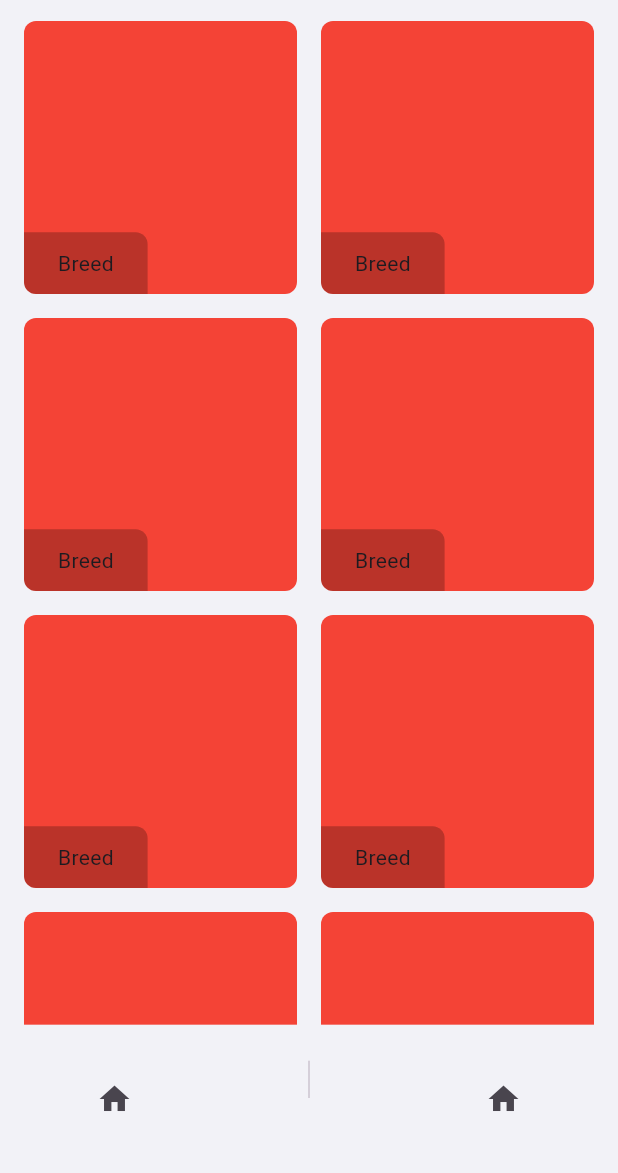
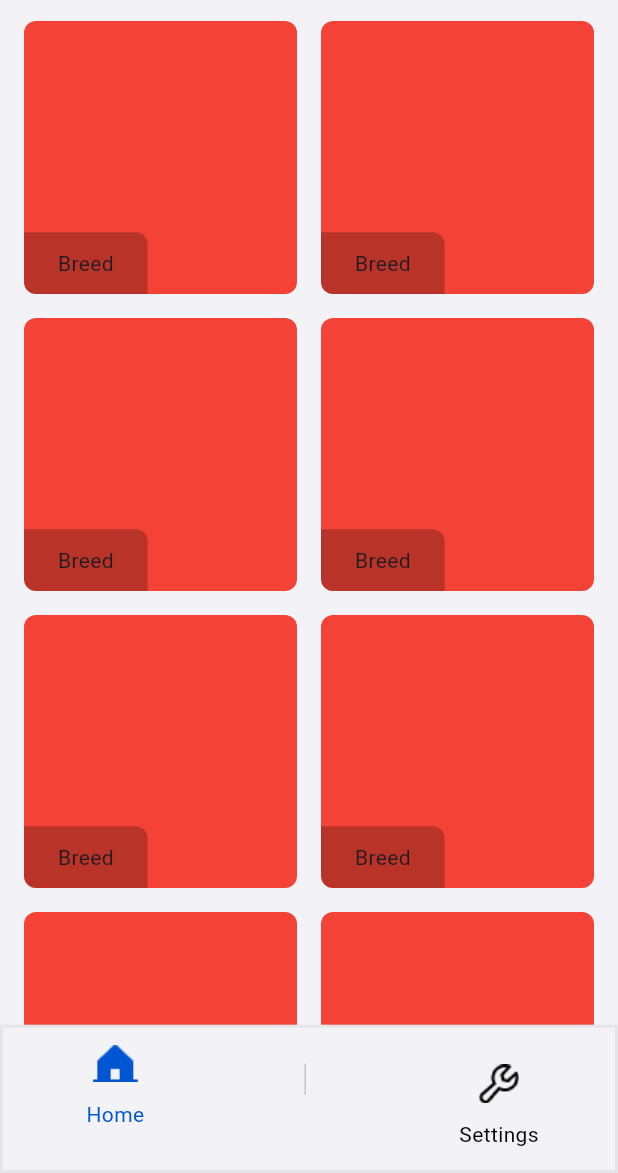
Before and after one commit to erenincesu10/dog_app, a Flutter app: the screen it shows after launch, on a phone screen of 412 x 824 dp, the part 63-1236 px from its top. Run offline on Flutter 3.47's test engine with Material 3 defaults, Android fonts, the phone set to English and light mode, and no system bars; our stand-ins replace bloc, equatable, flutter_bloc, get_it.

Commit message:
views merged in main

```diff
--- a/lib/app/core/constants/color_constant.dart
+++ b/lib/app/core/constants/color_constant.dart
@@ -2,4 +2,6 @@ import 'package:flutter/material.dart';
 
 class ColorConstant {
   static const Color primaryColor = Color.fromRGBO(242, 242, 247, 1);
+  static const Color cTextBlue = Color.fromRGBO(0, 85, 211, 1);
+  static const Color cBorderGray = Color.fromRGBO(229, 229, 234, 1);
 }
--- a/lib/app/core/get_it/get_it.dart
+++ b/lib/app/core/get_it/get_it.dart
@@ -1,3 +1,4 @@
+import 'package:dog_app/app/presentation/main/bloc/main_bloc.dart';
 import 'package:dog_app/app/presentation/settings/bloc/settings_bloc.dart';
 import 'package:get_it/get_it.dart';
 
@@ -28,5 +29,11 @@ void setupDatasource() {
 }
 
 void setupBLoC() {
-  getIt.registerLazySingleton<SettingsBloc>(() => SettingsBloc());
+  getIt
+    ..registerLazySingleton<SettingsBloc>(
+      () => SettingsBloc(),
+    )
+    ..registerLazySingleton<MainBloc>(
+      () => MainBloc(),
+    );
 }
--- a/lib/app/presentation/home/bloc/home_bloc.dart
+++ b/lib/app/presentation/home/bloc/home_bloc.dart
@@ -7,7 +7,6 @@ part 'home_state.dart';
 class HomeBloc extends Bloc<HomeEvent, HomeState> {
   HomeBloc() : super(HomeInitial()) {
     on<HomeEvent>((event, emit) {
-      // TODO: implement event handler
     });
   }
 }
--- a/lib/app/presentation/home/home_view.dart
+++ b/lib/app/presentation/home/home_view.dart
@@ -1,7 +1,5 @@
-import 'package:dog_app/app/core/constants/color_constant.dart';
 import 'package:dog_app/app/core/extensions/build_context_extensions.dart';
 import 'package:dog_app/app/presentation/home/widgets/grid_container.dart';
-import 'package:dog_app/app/presentation/home/widgets/home_appbar.dart';
 import 'package:flutter/material.dart';
 
 class HomeView extends StatefulWidget {
@@ -14,50 +12,15 @@ class HomeView extends StatefulWidget {
 class _HomeViewState extends State<HomeView> {
   @override
   Widget build(BuildContext context) {
-    return Scaffold(
-      appBar: const HomeAppbar(),
-      body: SizedBox(
-        width: context.width,
-        height: context.height,
-        child: Stack(
-          children: [
-            GridView.builder(
-              padding: EdgeInsets.symmetric(horizontal: 16),
-              itemCount: 10,
-              gridDelegate: SliverGridDelegateWithFixedCrossAxisCount(
-                  crossAxisCount: 2, mainAxisSpacing: 16, crossAxisSpacing: 16),
-              itemBuilder: (context, index) => GridContainer(),
-            ),
-            Align(
-              alignment: Alignment.bottomCenter,
-              child: Container(
-                width: context.width,
-                height: context.height * 0.12,
-                decoration: BoxDecoration(
-                  color: ColorConstant.primaryColor,
-                ),
-                child: Row(
-                  mainAxisAlignment: MainAxisAlignment.spaceAround,
-                  children: [
-                    IconButton(
-                      onPressed: () {},
-                      icon: Icon(Icons.home),
-                    ),
-                    const VerticalDivider(
-                      width: 2,
-                      indent: 24,
-                      endIndent: 50,
-                    ),
-                    IconButton(
-                      onPressed: () {},
-                      icon: Icon(Icons.home),
-                    ),
-                  ],
-                ),
-              ),
-            ),
-          ],
-        ),
+    return SizedBox(
+      width: context.width,
+      height: context.height,
+      child: GridView.builder(
+        padding: const EdgeInsets.symmetric(horizontal: 16),
+        itemCount: 10,
+        gridDelegate: const SliverGridDelegateWithFixedCrossAxisCount(
+            crossAxisCount: 2, mainAxisSpacing: 16, crossAxisSpacing: 16),
+        itemBuilder: (context, index) => const GridContainer(),
       ),
     );
   }
--- a/lib/app/presentation/home/widgets/alert_container.dart
+++ b/lib/app/presentation/home/widgets/alert_container.dart
@@ -14,7 +14,7 @@ class _AlertContainerState extends State<AlertContainer> {
     return AlertDialog(
       shape: RoundedRectangleBorder(borderRadius: BorderRadius.circular(12)),
       contentPadding: EdgeInsets.zero,
-      content: Container(
+      content: SizedBox(
         width: context.width * 0.8,
         height: context.height * 0.8,
         child: Column(
@@ -22,7 +22,7 @@ class _AlertContainerState extends State<AlertContainer> {
             Container(
               width: context.width * 0.8,
               height: context.height * 0.3,
-              decoration: BoxDecoration(
+              decoration: const BoxDecoration(
                 borderRadius: BorderRadius.only(
                   topLeft: Radius.circular(12),
                   topRight: Radius.circular(12),
@@ -34,7 +34,7 @@ class _AlertContainerState extends State<AlertContainer> {
                 onPressed: () {
                   Navigator.pop(context);
                 },
-                icon: Icon(Icons.close),
+                icon: const Icon(Icons.close),
               ),
             ),
           ],
--- /dev/null
+++ b/lib/app/presentation/main/bloc/main_bloc.dart
@@ -0,0 +1,23 @@
+import 'package:bloc/bloc.dart';
+import 'package:equatable/equatable.dart';
+
+part 'main_event.dart';
+part 'main_state.dart';
+
+class MainBloc extends Bloc<MainEvent, MainState> {
+  MainBloc()
+      : super(MainState(
+          selectedIndex: 0,
+        )) {
+    on<MainEvent>((event, emit) {
+      // TODO: implement event handler
+    });
+    on<SelectIndexEvent>(_setSelectedIndex);
+  }
+
+  void _setSelectedIndex(SelectIndexEvent event, Emitter<MainState> emit) {
+    emit(
+      state.copyWith(selectedIndex: event.selectedIndex),
+    );
+  }
+}
--- /dev/null
+++ b/lib/app/presentation/main/bloc/main_event.dart
@@ -0,0 +1,20 @@
+part of 'main_bloc.dart';
+
+sealed class MainEvent extends Equatable {
+  const MainEvent();
+
+  @override
+  List<Object> get props => [];
+}
+
+class SelectIndexEvent extends MainEvent {
+  final int selectedIndex;
+  const SelectIndexEvent({
+    required this.selectedIndex,
+  });
+
+  @override
+  List<Object> get props => [
+        selectedIndex,
+      ];
+}
--- /dev/null
+++ b/lib/app/presentation/main/bloc/main_state.dart
@@ -0,0 +1,21 @@
+part of 'main_bloc.dart';
+
+class MainState extends Equatable {
+  final int selectedIndex;
+  const MainState({
+    required this.selectedIndex,
+  });
+
+  MainState copyWith({
+    int? selectedIndex,
+  }) {
+    return MainState(
+      selectedIndex: selectedIndex ?? this.selectedIndex,
+    );
+  }
+
+  @override
+  List<Object> get props => [
+        selectedIndex,
+      ];
+}
--- /dev/null
+++ b/lib/app/presentation/main/main_view.dart
@@ -0,0 +1,87 @@
+import 'package:dog_app/app/core/constants/color_constant.dart';
+import 'package:dog_app/app/core/extensions/build_context_extensions.dart';
+import 'package:dog_app/app/presentation/home/home_view.dart';
+import 'package:dog_app/app/presentation/home/widgets/home_appbar.dart';
+import 'package:dog_app/app/presentation/main/bloc/main_bloc.dart';
+import 'package:dog_app/app/presentation/settings/settings_view.dart';
+import 'package:flutter/material.dart';
+import 'package:flutter_bloc/flutter_bloc.dart';
+
+class MainView extends StatelessWidget {
+  const MainView({super.key});
+
+  @override
+  Widget build(BuildContext context) {
+    var bloc = context.read<MainBloc>();
+    return BlocBuilder<MainBloc, MainState>(
+      builder: (context, state) {
+        return Scaffold(
+          appBar: const HomeAppbar(),
+          body: state.selectedIndex == 0 ? HomeView() : SettingsView(),
+          bottomNavigationBar: Container(
+            width: context.width,
+            height: context.height * 0.12,
+            decoration: BoxDecoration(
+              color: ColorConstant.primaryColor,
+              border: Border.all(width: 2, color: ColorConstant.cBorderGray),
+            ),
+            child: Row(
+              mainAxisAlignment: MainAxisAlignment.spaceAround,
+              children: [
+                GestureDetector(
+                  onTap: () {
+                    bloc.add(const SelectIndexEvent(selectedIndex: 0));
+                  },
+                  child: Column(
+                    children: [
+                      IconButton(
+                        onPressed: () {
+                          bloc.add(const SelectIndexEvent(selectedIndex: 0));
+                        },
+                        icon: Image.asset(state.selectedIndex == 0
+                            ? 'assets/icons/img_home.png'
+                            : 'assets/icons/img_home_unselected.png'),
+                      ),
+                      Text(
+                        "Home",
+                        style: TextStyle(
+                            color: state.selectedIndex == 0
+                                ? ColorConstant.cTextBlue
+                                : Colors.black),
+                      ),
+                    ],
+                  ),
+                ),
+                const VerticalDivider(
+                  width: 2,
+                  indent: 24,
+                  endIndent: 50,
+                ),
+                Column(
+                  mainAxisAlignment: MainAxisAlignment.center,
+                  children: [
+                    IconButton(
+                      onPressed: () {
+                        bloc.add(const SelectIndexEvent(selectedIndex: 1));
+                      },
+                      icon: Image.asset(state.selectedIndex == 1
+                          ? 'assets/icons/img_settings.png'
+                          : 'assets/icons/img_settings_unselected.png'),
+                    ),
+                    Text(
+                      "Settings",
+                      style: TextStyle(
+                          color: state.selectedIndex == 1
+                              ? ColorConstant.cTextBlue
+                              : Colors.black),
+                    ),
+                  ],
+                ),
+              ],
+            ),
+          ),
+        );
+      },
+    );
+  }
+}
--- a/lib/app/presentation/settings/bloc/settings_bloc.dart
+++ b/lib/app/presentation/settings/bloc/settings_bloc.dart
@@ -8,7 +8,7 @@ part 'settings_state.dart';
 class SettingsBloc extends Bloc<SettingsEvent, SettingsState> {
   SettingsBloc()
       : super(
-          SettingsState(
+          const SettingsState(
             versionNumber: "",
           ),
         ) {
--- a/lib/app/presentation/settings/settings_view.dart
+++ b/lib/app/presentation/settings/settings_view.dart
@@ -1,4 +1,5 @@
 import 'package:dog_app/app/core/extensions/build_context_extensions.dart';
+// ignore: unused_import
 import 'package:dog_app/app/core/get_it/get_it.dart';
 import 'package:dog_app/app/presentation/settings/bloc/settings_bloc.dart';
 import 'package:dog_app/app/presentation/settings/mixin/settings_mixin.dart';
@@ -19,8 +20,7 @@ class _SettingsViewState extends State<SettingsView> with SettingsMixin {
     return BlocBuilder<SettingsBloc, SettingsState>(
       bloc: context.read<SettingsBloc>(),
       builder: (context, state) {
-        return Scaffold(
-          body: SafeArea(
+        return SafeArea(
           child: SizedBox(
             width: context.width,
             height: context.height,
@@ -34,12 +34,10 @@ class _SettingsViewState extends State<SettingsView> with SettingsMixin {
               itemBuilder: (context, index) => SettingsListTileWidget(
                 iconPath: settingsListTiles[index].iconPath!,
                 title: settingsListTiles[index].title!,
-                  isVersion:
-                      index == settingsListTiles.length - 1 ? true : false,
+                isVersion: index == settingsListTiles.length - 1 ? true : false,
                 versionNumber: index == settingsListTiles.length - 1
                     ? state.versionNumber
                     : null,
-                ),
               ),
             ),
           ),
--- a/lib/app/presentation/settings/widgets/settings_listtile_widget.dart
+++ b/lib/app/presentation/settings/widgets/settings_listtile_widget.dart
@@ -27,7 +27,7 @@ class _SettingsListTileWidgetState extends State<SettingsListTileWidget> {
       builder: (context, state) {
         return ListTile(
           onTap: () async {
-            bloc.add(SetVersionEvent(versionNumber: "versionNumber"));
+            bloc.add(const SetVersionEvent(versionNumber: "versionNumber"));
           },
           leading: Image.asset(widget.iconPath),
           title: Text(widget.title),
--- a/lib/main.dart
+++ b/lib/main.dart
@@ -1,8 +1,8 @@
 import 'package:dog_app/app/core/constants/color_constant.dart';
 import 'package:dog_app/app/core/get_it/get_it.dart';
-import 'package:dog_app/app/presentation/home/home_view.dart';
+import 'package:dog_app/app/presentation/main/bloc/main_bloc.dart';
+import 'package:dog_app/app/presentation/main/main_view.dart';
 import 'package:dog_app/app/presentation/settings/bloc/settings_bloc.dart';
-import 'package:dog_app/app/presentation/splash/splash_view.dart';
 import 'package:flutter/material.dart';
 import 'package:flutter_bloc/flutter_bloc.dart';
 
@@ -22,18 +22,21 @@ class MyApp extends StatelessWidget {
         BlocProvider(
           create: (context) => getIt.get<SettingsBloc>(),
         ),
+        BlocProvider(
+          create: (context) => getIt.get<MainBloc>(),
+        ),
       ],
       child: MaterialApp(
         title: 'Flutter Demo',
         theme: ThemeData(
-          appBarTheme: AppBarTheme(
+          appBarTheme: const AppBarTheme(
               scrolledUnderElevation: 0,
               backgroundColor: ColorConstant.primaryColor),
           scaffoldBackgroundColor: ColorConstant.primaryColor,
           colorScheme: ColorScheme.fromSeed(seedColor: Colors.deepPurple),
           useMaterial3: true,
         ),
-        home: const HomeView(),
+        home: const MainView(),
       ),
     );
   }
```
Also changed, not shown: assets/icons/img_home.png (added), assets/icons/img_home_unselected.png (added), assets/icons/img_settings.png (added), assets/icons/img_settings_unselected.png (added). Lines whose indentation alone changed are shown as unchanged.
